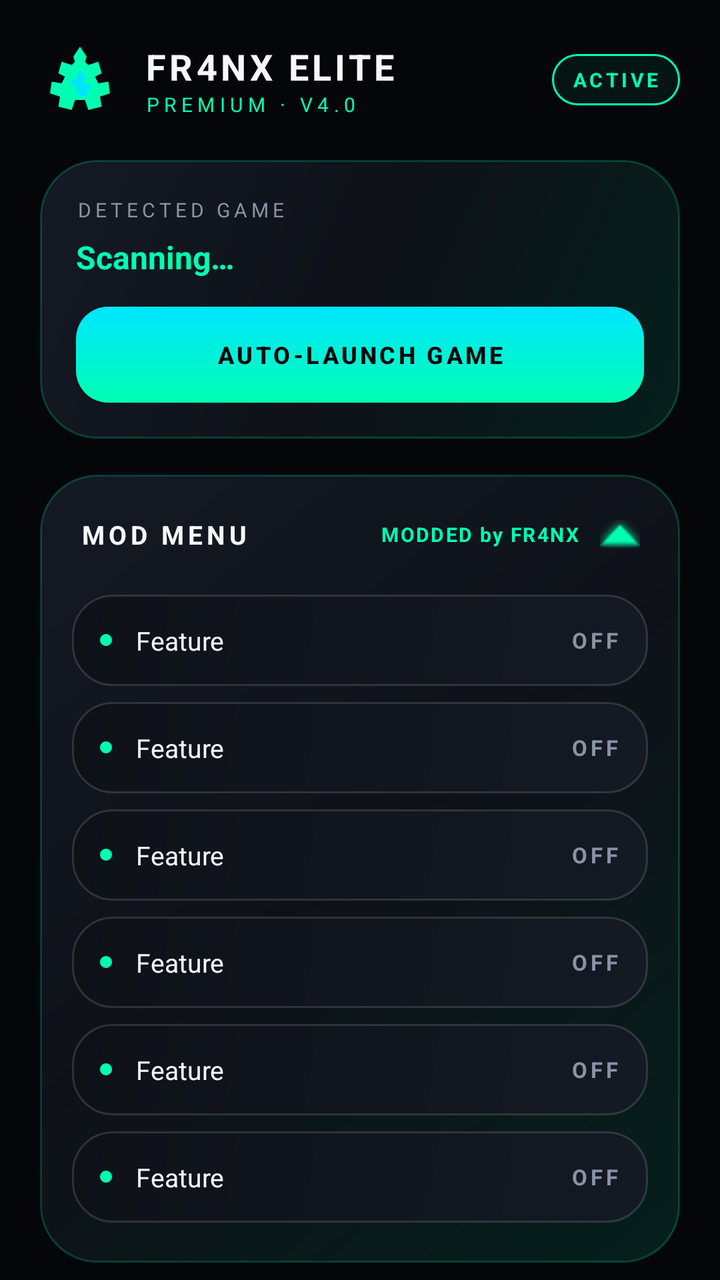
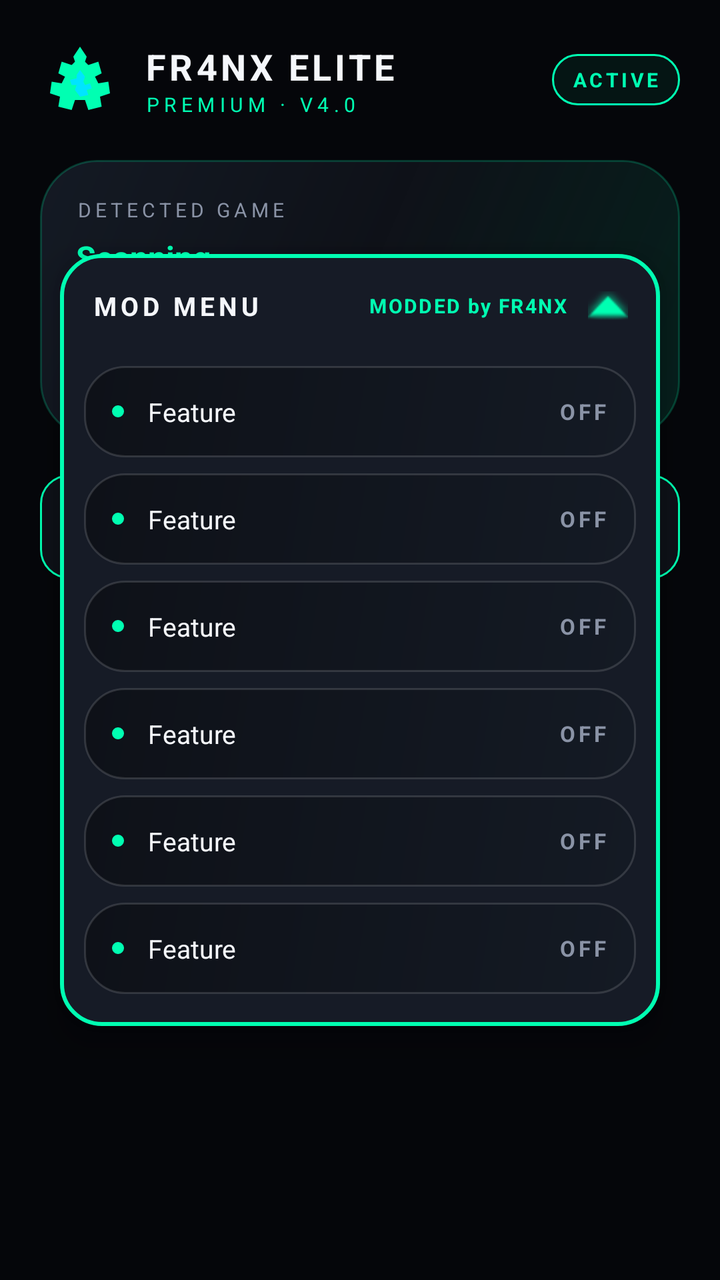

An Android layout rendered at two revisions. The XML below is the earlier revision; the diff shows what the commit changed to produce the second picture.
<!-- AndroidManifest.xml: activity theme Theme.FR4NX -->
<!-- res/layout/activity_dashboard.xml -->
<?xml version="1.0" encoding="utf-8"?>

<ScrollView xmlns:android="http://schemas.android.com/apk/res/android"
    android:layout_width="match_parent"
    android:layout_height="match_parent"
    android:background="@color/bg_deep"
    android:scrollbars="none">

    <LinearLayout
        android:layout_width="match_parent"
        android:layout_height="wrap_content"
        android:orientation="vertical"
        android:padding="20dp"
        android:paddingTop="52dp"
        android:paddingBottom="32dp">

        <LinearLayout
            android:layout_width="match_parent"
            android:layout_height="wrap_content"
            android:gravity="center_vertical"
            android:orientation="horizontal">

            <ImageView
                android:layout_width="40dp"
                android:layout_height="40dp"
                android:src="@drawable/ic_ff_logo" />

            <LinearLayout
                android:layout_width="0dp"
                android:layout_height="wrap_content"
                android:layout_marginStart="12dp"
                android:layout_weight="1"
                android:orientation="vertical">

                <TextView
                    android:layout_width="wrap_content"
                    android:layout_height="wrap_content"
                    android:letterSpacing="0.1"
                    android:text="FR4NX ELITE"
                    android:textColor="@color/text_primary"
                    android:textSize="18sp"
                    android:textStyle="bold" />

                <TextView
                    android:layout_width="wrap_content"
                    android:layout_height="wrap_content"
                    android:letterSpacing="0.25"
                    android:text="PREMIUM · V4.0"
                    android:textColor="@color/neon_green"
                    android:textSize="10sp" />
            </LinearLayout>

            <TextView
                android:layout_width="wrap_content"
                android:layout_height="wrap_content"
                android:background="@drawable/bg_chip_neon"
                android:letterSpacing="0.15"
                android:paddingHorizontal="10dp"
                android:paddingVertical="6dp"
                android:text="ACTIVE"
                android:textColor="@color/neon_green"
                android:textSize="10sp"
                android:textStyle="bold" />
        </LinearLayout>

        <LinearLayout
            android:layout_width="match_parent"
            android:layout_height="wrap_content"
            android:layout_marginTop="20dp"
            android:background="@drawable/bg_glass_panel"
            android:orientation="vertical"
            android:padding="18dp">

            <TextView
                android:layout_width="wrap_content"
                android:layout_height="wrap_content"
                android:letterSpacing="0.2"
                android:text="DETECTED GAME"
                android:textColor="@color/text_secondary"
                android:textSize="10sp" />

            <TextView
                android:id="@+id/detected_label"
                android:layout_width="wrap_content"
                android:layout_height="wrap_content"
                android:layout_marginTop="6dp"
                android:text="Scanning…"
                android:textColor="@color/neon_green"
                android:textSize="16sp"
                android:textStyle="bold" />

            <androidx.appcompat.widget.AppCompatButton
                android:id="@+id/launch_button"
                android:layout_width="match_parent"
                android:layout_height="48dp"
                android:layout_marginTop="14dp"
                android:background="@drawable/bg_neon_button"
                android:backgroundTint="@null"
                android:letterSpacing="0.12"
                android:text="AUTO-LAUNCH GAME"
                android:textColor="#05060A"
                android:textSize="12sp"
                android:textStyle="bold" />
        </LinearLayout>

        <LinearLayout
            android:layout_width="match_parent"
            android:layout_height="wrap_content"
            android:layout_marginTop="18dp"
            android:background="@drawable/bg_glass_panel"
            android:orientation="vertical"
            android:padding="4dp">

            <LinearLayout
                android:id="@+id/menu_header"
                android:layout_width="match_parent"
                android:layout_height="wrap_content"
                android:gravity="center_vertical"
                android:orientation="horizontal"
                android:padding="16dp">

                <TextView
                    android:layout_width="0dp"
                    android:layout_height="wrap_content"
                    android:layout_weight="1"
                    android:letterSpacing="0.15"
                    android:text="MOD MENU"
                    android:textColor="@color/text_primary"
                    android:textSize="13sp"
                    android:textStyle="bold" />

                <TextView
                    android:layout_width="wrap_content"
                    android:layout_height="wrap_content"
                    android:letterSpacing="0.08"
                    android:text="MODDED by FR4NX"
                    android:textColor="@color/neon_green"
                    android:textSize="10sp"
                    android:textStyle="bold" />

                <ImageView
                    android:id="@+id/menu_chevron"
                    android:layout_width="20dp"
                    android:layout_height="20dp"
                    android:layout_marginStart="10dp"
                    android:rotation="180"
                    android:src="@android:drawable/arrow_down_float"
                    android:tint="@color/neon_green" />
            </LinearLayout>

            <LinearLayout
                android:id="@+id/menu_content"
                android:layout_width="match_parent"
                android:layout_height="wrap_content"
                android:orientation="vertical"
                android:paddingHorizontal="12dp"
                android:paddingBottom="12dp">

                <include
                    android:id="@+id/feat_aimbot"
                    layout="@layout/item_feature" />

                <include
                    android:id="@+id/feat_wallhack"
                    layout="@layout/item_feature" />

                <include
                    android:id="@+id/feat_esp"
                    layout="@layout/item_feature" />

                <include
                    android:id="@+id/feat_speed"
                    layout="@layout/item_feature" />

                <include
                    android:id="@+id/feat_antiban"
                    layout="@layout/item_feature" />

                <include
                    android:id="@+id/feat_autofire"
                    layout="@layout/item_feature" />
            </LinearLayout>
        </LinearLayout>

        <androidx.appcompat.widget.AppCompatButton
            android:id="@+id/overlay_button"
            android:layout_width="match_parent"
            android:layout_height="52dp"
            android:layout_marginTop="18dp"
            android:background="@drawable/bg_outline_button"
            android:backgroundTint="@null"
            android:letterSpacing="0.12"
            android:text="ENABLE OVERLAY MENU"
            android:textColor="@color/neon_green"
            android:textSize="12sp"
            android:textStyle="bold" />

        <TextView
            android:layout_width="match_parent"
            android:layout_height="wrap_content"
            android:layout_marginTop="24dp"
            android:gravity="center"
            android:letterSpacing="0.22"
            android:text="MODDED by FR4NX · UNDETECTED"
            android:textColor="@color/text_muted"
            android:textSize="10sp" />
    </LinearLayout>
</ScrollView>
<!-- res/layout/item_feature.xml (included above) -->
<?xml version="1.0" encoding="utf-8"?>

<LinearLayout xmlns:android="http://schemas.android.com/apk/res/android"
    android:layout_width="match_parent"
    android:layout_height="wrap_content"
    android:layout_marginVertical="4dp"
    android:background="@drawable/bg_dashboard_card"
    android:gravity="center_vertical"
    android:orientation="horizontal"
    android:padding="14dp">

    <View
        android:layout_width="6dp"
        android:layout_height="6dp"
        android:background="@drawable/dot_neon" />

    <TextView
        android:id="@+id/feature_label"
        android:layout_width="0dp"
        android:layout_height="wrap_content"
        android:layout_marginStart="12dp"
        android:layout_weight="1"
        android:text="Feature"
        android:textColor="@color/text_primary"
        android:textSize="13sp" />

    <TextView
        android:id="@+id/feature_state"
        android:layout_width="wrap_content"
        android:layout_height="wrap_content"
        android:letterSpacing="0.15"
        android:text="OFF"
        android:textColor="@color/text_secondary"
        android:textSize="11sp"
        android:textStyle="bold" />
</LinearLayout>
<!-- resources referenced by this layout -->
<resources>
  <color name="bg_deep">#05060A</color>
  <color name="neon_green">#00FFB2</color>
  <color name="text_muted">#4A5364</color>
  <color name="text_primary">#F5F7FB</color>
  <color name="text_secondary">#8A93A6</color>
  <!-- drawable bg_chip_neon (drawable) -->
  <?xml version="1.0" encoding="utf-8"?>
  
  <shape xmlns:android="http://schemas.android.com/apk/res/android"
      android:shape="rectangle">
      <solid android:color="#0F00FFB2" />
      <corners android:radius="999dp" />
      <stroke
          android:width="1dp"
          android:color="@color/neon_green" />
  </shape>
  <!-- drawable bg_dashboard_card (drawable) -->
  <?xml version="1.0" encoding="utf-8"?>
  
  <shape xmlns:android="http://schemas.android.com/apk/res/android"
      android:shape="rectangle">
      <gradient
          android:angle="135"
          android:endColor="#0E1118"
          android:startColor="#141A24"
          android:type="linear" />
      <corners android:radius="20dp" />
      <stroke
          android:width="1dp"
          android:color="#22FFFFFF" />
  </shape>
  <!-- drawable bg_glass_panel (drawable) -->
  <?xml version="1.0" encoding="utf-8"?>
  
  <shape xmlns:android="http://schemas.android.com/apk/res/android"
      android:shape="rectangle">
      <gradient
          android:angle="135"
          android:centerColor="#0E1118"
          android:endColor="#141A24"
          android:startColor="#1A00FFB2"
          android:type="linear" />
      <corners android:radius="28dp" />
      <stroke
          android:width="1dp"
          android:color="#3300FFB2" />
  </shape>
  <!-- drawable bg_neon_button (drawable) -->
  <?xml version="1.0" encoding="utf-8"?>
  
  <shape xmlns:android="http://schemas.android.com/apk/res/android"
      android:shape="rectangle">
      <gradient
          android:angle="90"
          android:endColor="#00E5FF"
          android:startColor="#00FFB2"
          android:type="linear" />
      <corners android:radius="16dp" />
  </shape>
  <!-- drawable bg_outline_button (drawable) -->
  <?xml version="1.0" encoding="utf-8"?>
  
  <shape xmlns:android="http://schemas.android.com/apk/res/android"
      android:shape="rectangle">
      <solid android:color="#0E1118" />
      <corners android:radius="14dp" />
      <stroke
          android:width="1dp"
          android:color="@color/neon_green" />
  </shape>
  <!-- drawable dot_neon (drawable) -->
  <?xml version="1.0" encoding="utf-8"?>
  
  <shape xmlns:android="http://schemas.android.com/apk/res/android"
      android:shape="oval">
      <solid android:color="@color/neon_green" />
  </shape>
  <style name="Theme.FR4NX" parent="Theme.Material3.Dark.NoActionBar">
          <item name="android:statusBarColor">@color/bg_deep</item>
          <item name="android:navigationBarColor">@color/bg_deep</item>
          <item name="android:windowBackground">@color/bg_deep</item>
          <item name="android:windowLightStatusBar">false</item>
          <item name="colorPrimary">@color/neon_green</item>
          <item name="colorOnPrimary">@color/bg_deep</item>
          <item name="colorSurface">@color/bg_panel</item>
          <item name="colorOnSurface">@color/text_primary</item>
          <item name="android:forceDarkAllowed" tools:targetApi="q">false</item>
      </style>
  <color name="bg_panel">#0E1118</color>
  <!-- unchanged entries left out for length: 1 -->
</resources>

<!-- the commit's change to res/layout/activity_dashboard.xml (unified diff, before → after) -->
@@ -1,211 +1,221 @@
 <?xml version="1.0" encoding="utf-8"?>
 
-<ScrollView xmlns:android="http://schemas.android.com/apk/res/android"
+<FrameLayout xmlns:android="http://schemas.android.com/apk/res/android"
     android:layout_width="match_parent"
     android:layout_height="match_parent"
-    android:background="@color/bg_deep"
-    android:scrollbars="none">
-
-    <LinearLayout
+    android:background="@color/bg_deep">
+
+    
+    <ScrollView
         android:layout_width="match_parent"
-        android:layout_height="wrap_content"
-        android:orientation="vertical"
-        android:padding="20dp"
-        android:paddingTop="52dp"
-        android:paddingBottom="32dp">
+        android:layout_height="match_parent"
+        android:scrollbars="none">
 
         <LinearLayout
             android:layout_width="match_parent"
             android:layout_height="wrap_content"
-            android:gravity="center_vertical"
-            android:orientation="horizontal">
-
-            <ImageView
-                android:layout_width="40dp"
-                android:layout_height="40dp"
-                android:src="@drawable/ic_ff_logo" />
+            android:orientation="vertical"
+            android:padding="20dp"
+            android:paddingTop="52dp"
+            android:paddingBottom="32dp">
 
             <LinearLayout
-                android:layout_width="0dp"
-                android:layout_height="wrap_content"
-                android:layout_marginStart="12dp"
-                android:layout_weight="1"
-                android:orientation="vertical">
+                android:layout_width="match_parent"
+                android:layout_height="wrap_content"
+                android:gravity="center_vertical"
+                android:orientation="horizontal">
+
+                <ImageView
+                    android:layout_width="40dp"
+                    android:layout_height="40dp"
+                    android:src="@drawable/ic_ff_logo" />
+
+                <LinearLayout
+                    android:layout_width="0dp"
+                    android:layout_height="wrap_content"
+                    android:layout_marginStart="12dp"
+                    android:layout_weight="1"
+                    android:orientation="vertical">
+
+                    <TextView
+                        android:layout_width="wrap_content"
+                        android:layout_height="wrap_content"
+                        android:letterSpacing="0.1"
+                        android:text="FR4NX ELITE"
+                        android:textColor="@color/text_primary"
+                        android:textSize="18sp"
+                        android:textStyle="bold" />
+
+                    <TextView
+                        android:layout_width="wrap_content"
+                        android:layout_height="wrap_content"
+                        android:letterSpacing="0.25"
+                        android:text="PREMIUM · V4.0"
+                        android:textColor="@color/neon_green"
+                        android:textSize="10sp" />
+                </LinearLayout>
 
                 <TextView
                     android:layout_width="wrap_content"
                     android:layout_height="wrap_content"
-                    android:letterSpacing="0.1"
-                    android:text="FR4NX ELITE"
-                    android:textColor="@color/text_primary"
-                    android:textSize="18sp"
+                    android:background="@drawable/bg_chip_neon"
+                    android:letterSpacing="0.15"
+                    android:paddingHorizontal="10dp"
+                    android:paddingVertical="6dp"
+                    android:text="ACTIVE"
+                    android:textColor="@color/neon_green"
+                    android:textSize="10sp"
                     android:textStyle="bold" />
+            </LinearLayout>
+
+            <LinearLayout
+                android:layout_width="match_parent"
+                android:layout_height="wrap_content"
+                android:layout_marginTop="20dp"
+                android:background="@drawable/bg_glass_panel"
+                android:orientation="vertical"
+                android:padding="18dp">
 
                 <TextView
                     android:layout_width="wrap_content"
                     android:layout_height="wrap_content"
-                    android:letterSpacing="0.25"
-                    android:text="PREMIUM · V4.0"
+                    android:letterSpacing="0.2"
+                    android:text="DETECTED GAME"
+                    android:textColor="@color/text_secondary"
+                    android:textSize="10sp" />
+
+                <TextView
+                    android:id="@+id/detected_label"
+                    android:layout_width="wrap_content"
+                    android:layout_height="wrap_content"
+                    android:layout_marginTop="6dp"
+                    android:text="Scanning…"
                     android:textColor="@color/neon_green"
-                    android:textSize="10sp" />
+                    android:textSize="16sp"
+                    android:textStyle="bold" />
+
+                <androidx.appcompat.widget.AppCompatButton
+                    android:id="@+id/launch_button"
+                    android:layout_width="match_parent"
+                    android:layout_height="48dp"
+                    android:layout_marginTop="14dp"
+                    android:background="@drawable/bg_neon_button"
+                    android:backgroundTint="@null"
+                    android:letterSpacing="0.12"
+                    android:text="AUTO-LAUNCH GAME"
+                    android:textColor="#05060A"
+                    android:textSize="12sp"
+                    android:textStyle="bold" />
             </LinearLayout>
+
+            <androidx.appcompat.widget.AppCompatButton
+                android:id="@+id/overlay_button"
+                android:layout_width="match_parent"
+                android:layout_height="52dp"
+                android:layout_marginTop="18dp"
+                android:background="@drawable/bg_outline_button"
+                android:backgroundTint="@null"
+                android:letterSpacing="0.12"
+                android:text="ENABLE OVERLAY MENU"
+                android:textColor="@color/neon_green"
+                android:textSize="12sp"
+                android:textStyle="bold" />
+
+            <TextView
+                android:layout_width="match_parent"
+                android:layout_height="wrap_content"
+                android:layout_marginTop="24dp"
+                android:gravity="center"
+                android:letterSpacing="0.22"
+                android:text="MODDED by FR4NX · UNDETECTED"
+                android:textColor="@color/text_muted"
+                android:textSize="10sp" />
+        </LinearLayout>
+    </ScrollView>
+
+    
+    <LinearLayout
+        android:id="@+id/floating_menu"
+        android:layout_width="300dp"
+        android:layout_height="wrap_content"
+        android:layout_gravity="center"
+        android:background="@drawable/bg_floating_menu"
+        android:elevation="12dp"
+        android:orientation="vertical">
+
+        
+        <LinearLayout
+            android:id="@+id/menu_header"
+            android:layout_width="match_parent"
+            android:layout_height="wrap_content"
+            android:gravity="center_vertical"
+            android:orientation="horizontal"
+            android:padding="16dp">
+
+            <TextView
+                android:layout_width="0dp"
+                android:layout_height="wrap_content"
+                android:layout_weight="1"
+                android:letterSpacing="0.15"
+                android:text="MOD MENU"
+                android:textColor="@color/text_primary"
+                android:textSize="13sp"
+                android:textStyle="bold" />
 
             <TextView
                 android:layout_width="wrap_content"
                 android:layout_height="wrap_content"
-                android:background="@drawable/bg_chip_neon"
-                android:letterSpacing="0.15"
-                android:paddingHorizontal="10dp"
-                android:paddingVertical="6dp"
-                android:text="ACTIVE"
+                android:letterSpacing="0.08"
+                android:text="MODDED by FR4NX"
                 android:textColor="@color/neon_green"
                 android:textSize="10sp"
                 android:textStyle="bold" />
+
+            <ImageView
+                android:id="@+id/menu_chevron"
+                android:layout_width="20dp"
+                android:layout_height="20dp"
+                android:layout_marginStart="10dp"
+                android:rotation="180"
+                android:src="@android:drawable/arrow_down_float"
+                android:tint="@color/neon_green" />
         </LinearLayout>
 
+        
         <LinearLayout
+            android:id="@+id/menu_content"
             android:layout_width="match_parent"
             android:layout_height="wrap_content"
-            android:layout_marginTop="20dp"
-            android:background="@drawable/bg_glass_panel"
             android:orientation="vertical"
-            android:padding="18dp">
-
-            <TextView
-                android:layout_width="wrap_content"
-                android:layout_height="wrap_content"
-                android:letterSpacing="0.2"
-                android:text="DETECTED GAME"
-                android:textColor="@color/text_secondary"
-                android:textSize="10sp" />
-
-            <TextView
-                android:id="@+id/detected_label"
-                android:layout_width="wrap_content"
-                android:layout_height="wrap_content"
-                android:layout_marginTop="6dp"
-                android:text="Scanning…"
-                android:textColor="@color/neon_green"
-                android:textSize="16sp"
-                android:textStyle="bold" />
-
-            <androidx.appcompat.widget.AppCompatButton
-                android:id="@+id/launch_button"
-                android:layout_width="match_parent"
-                android:layout_height="48dp"
-                android:layout_marginTop="14dp"
-                android:background="@drawable/bg_neon_button"
-                android:backgroundTint="@null"
-                android:letterSpacing="0.12"
-                android:text="AUTO-LAUNCH GAME"
-                android:textColor="#05060A"
-                android:textSize="12sp"
-                android:textStyle="bold" />
+            android:paddingHorizontal="12dp"
+            android:paddingBottom="12dp">
+
+            <include
+                android:id="@+id/feat_aimbot"
+                layout="@layout/item_feature" />
+
+            <include
+                android:id="@+id/feat_wallhack"
+                layout="@layout/item_feature" />
+
+            <include
+                android:id="@+id/feat_esp"
+                layout="@layout/item_feature" />
+
+            <include
+                android:id="@+id/feat_speed"
+                layout="@layout/item_feature" />
+
+            <include
+                android:id="@+id/feat_antiban"
+                layout="@layout/item_feature" />
+
+            <include
+                android:id="@+id/feat_autofire"
+                layout="@layout/item_feature" />
         </LinearLayout>
-
-        <LinearLayout
-            android:layout_width="match_parent"
-            android:layout_height="wrap_content"
-            android:layout_marginTop="18dp"
-            android:background="@drawable/bg_glass_panel"
-            android:orientation="vertical"
-            android:padding="4dp">
-
-            <LinearLayout
-                android:id="@+id/menu_header"
-                android:layout_width="match_parent"
-                android:layout_height="wrap_content"
-                android:gravity="center_vertical"
-                android:orientation="horizontal"
-                android:padding="16dp">
-
-                <TextView
-                    android:layout_width="0dp"
-                    android:layout_height="wrap_content"
-                    android:layout_weight="1"
-                    android:letterSpacing="0.15"
-                    android:text="MOD MENU"
-                    android:textColor="@color/text_primary"
-                    android:textSize="13sp"
-                    android:textStyle="bold" />
-
-                <TextView
-                    android:layout_width="wrap_content"
-                    android:layout_height="wrap_content"
-                    android:letterSpacing="0.08"
-                    android:text="MODDED by FR4NX"
-                    android:textColor="@color/neon_green"
-                    android:textSize="10sp"
-                    android:textStyle="bold" />
-
-                <ImageView
-                    android:id="@+id/menu_chevron"
-                    android:layout_width="20dp"
-                    android:layout_height="20dp"
-                    android:layout_marginStart="10dp"
-                    android:rotation="180"
-                    android:src="@android:drawable/arrow_down_float"
-                    android:tint="@color/neon_green" />
-            </LinearLayout>
-
-            <LinearLayout
-                android:id="@+id/menu_content"
-                android:layout_width="match_parent"
-                android:layout_height="wrap_content"
-                android:orientation="vertical"
-                android:paddingHorizontal="12dp"
-                android:paddingBottom="12dp">
-
-                <include
-                    android:id="@+id/feat_aimbot"
-                    layout="@layout/item_feature" />
-
-                <include
-                    android:id="@+id/feat_wallhack"
-                    layout="@layout/item_feature" />
-
-                <include
-                    android:id="@+id/feat_esp"
-                    layout="@layout/item_feature" />
-
-                <include
-                    android:id="@+id/feat_speed"
-                    layout="@layout/item_feature" />
-
-                <include
-                    android:id="@+id/feat_antiban"
-                    layout="@layout/item_feature" />
-
-                <include
-                    android:id="@+id/feat_autofire"
-                    layout="@layout/item_feature" />
-            </LinearLayout>
-        </LinearLayout>
-
-        <androidx.appcompat.widget.AppCompatButton
-            android:id="@+id/overlay_button"
-            android:layout_width="match_parent"
-            android:layout_height="52dp"
-            android:layout_marginTop="18dp"
-            android:background="@drawable/bg_outline_button"
-            android:backgroundTint="@null"
-            android:letterSpacing="0.12"
-            android:text="ENABLE OVERLAY MENU"
-            android:textColor="@color/neon_green"
-            android:textSize="12sp"
-            android:textStyle="bold" />
-
-        <TextView
-            android:layout_width="match_parent"
-            android:layout_height="wrap_content"
-            android:layout_marginTop="24dp"
-            android:gravity="center"
-            android:letterSpacing="0.22"
-            android:text="MODDED by FR4NX · UNDETECTED"
-            android:textColor="@color/text_muted"
-            android:textSize="10sp" />
     </LinearLayout>
-</ScrollView>
+</FrameLayout>
 <!-- res/layout/item_feature.xml (included above) -->
 <?xml version="1.0" encoding="utf-8"?>
 
<!-- resource entries referenced after the edit -->
@@ -30,6 +30,16 @@
       <stroke
           android:width="1dp"
           android:color="#22FFFFFF" />
+  </shape>
+  <!-- drawable bg_floating_menu (drawable) -->
+  <?xml version="1.0" encoding="utf-8"?>
+  <shape xmlns:android="http://schemas.android.com/apk/res/android"
+      android:shape="rectangle">
+      <solid android:color="#161B26" />
+      <corners android:radius="20dp" />
+      <stroke
+          android:width="2dp"
+          android:color="#00FFB2" />
   </shape>
   <!-- drawable bg_glass_panel (drawable) -->
   <?xml version="1.0" encoding="utf-8"?>
